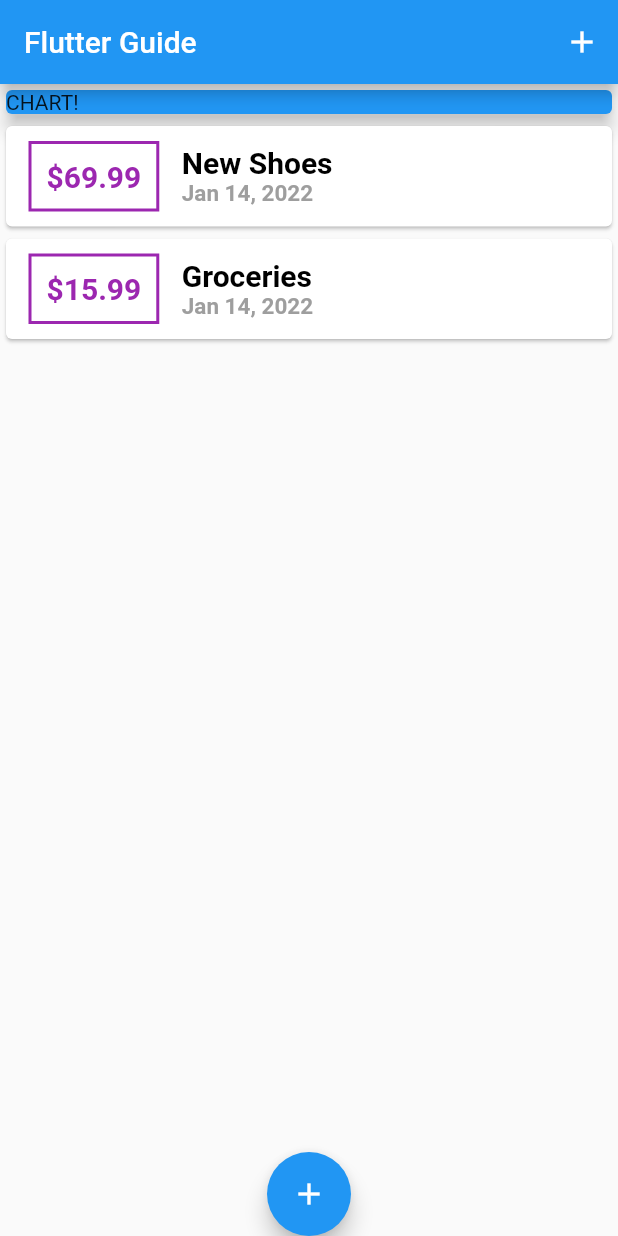
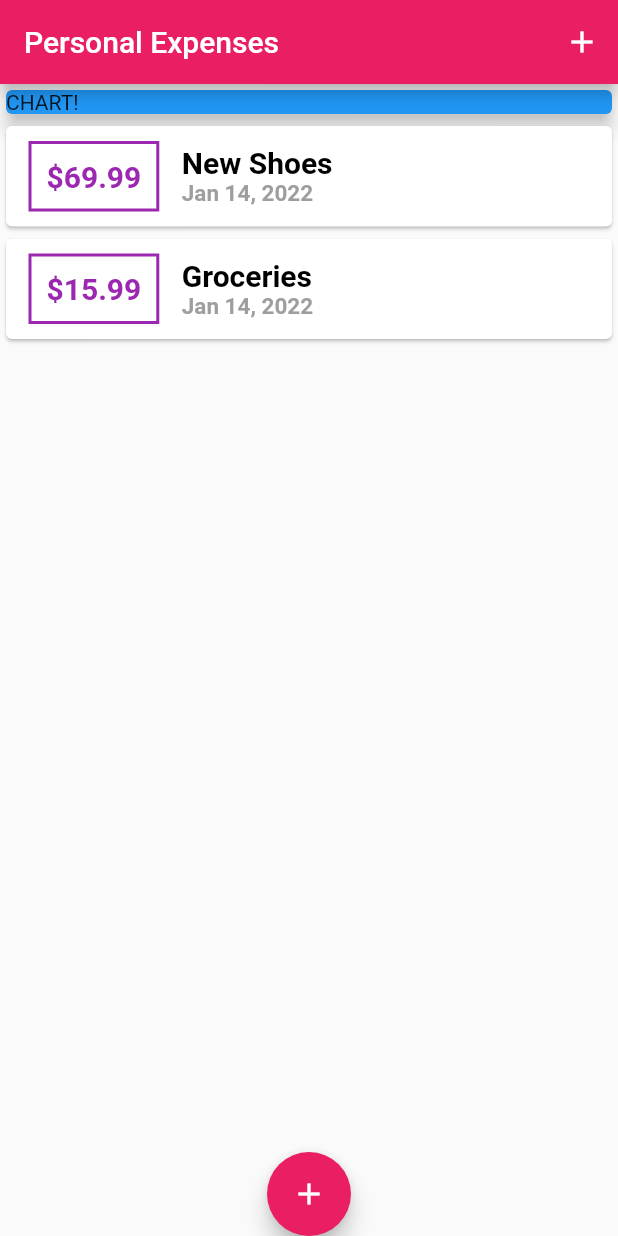
Before and after one commit to OwethuSotomela/transaction_model_app, a Flutter app: the screen it shows after launch, on a phone screen of 412 x 824 dp. Run offline on Flutter 3.47's test engine with Material 2 defaults, Android fonts, the phone set to English and light mode, and no system bars.

Commit message:
Background color styling

```diff
--- a/lib/main.dart
+++ b/lib/main.dart
@@ -13,7 +13,10 @@ class MyApp extends StatelessWidget {
   Widget build(BuildContext context) {
     return MaterialApp(
       debugShowCheckedModeBanner: false,
-      title: 'Flutter App',
+      title: 'Personal Expenses',
+      theme: ThemeData(
+        primarySwatch: Colors.pink,
+      ),
       home: Homepage(),
     );
   }
@@ -61,7 +64,7 @@ class _HomepageState extends State<Homepage> {
       context: ctx,
       builder: (_) {
         return GestureDetector(
-          onTap: (){},
+          onTap: () {},
           child: NewTransaction(_addNewTransaction),
           behavior: HitTestBehavior.opaque,
         );
@@ -73,7 +76,8 @@ class _HomepageState extends State<Homepage> {
   Widget build(BuildContext context) {
     return Scaffold(
       appBar: AppBar(
-        title: Text('Flutter Guide'),
+        // backgroundColor: Colors.red,
+        title: Text('Personal Expenses'),
         actions: [
           IconButton(
             icon: Icon(Icons.add),
--- a/lib/widgets/new_transaction.dart
+++ b/lib/widgets/new_transaction.dart
@@ -26,6 +26,7 @@ class _NewTransactionState extends State<NewTransaction> {
       enteredTitle,
       enteredAmount,
     );
+    Navigator.of(context).pop();
   }
 
   @override
```
